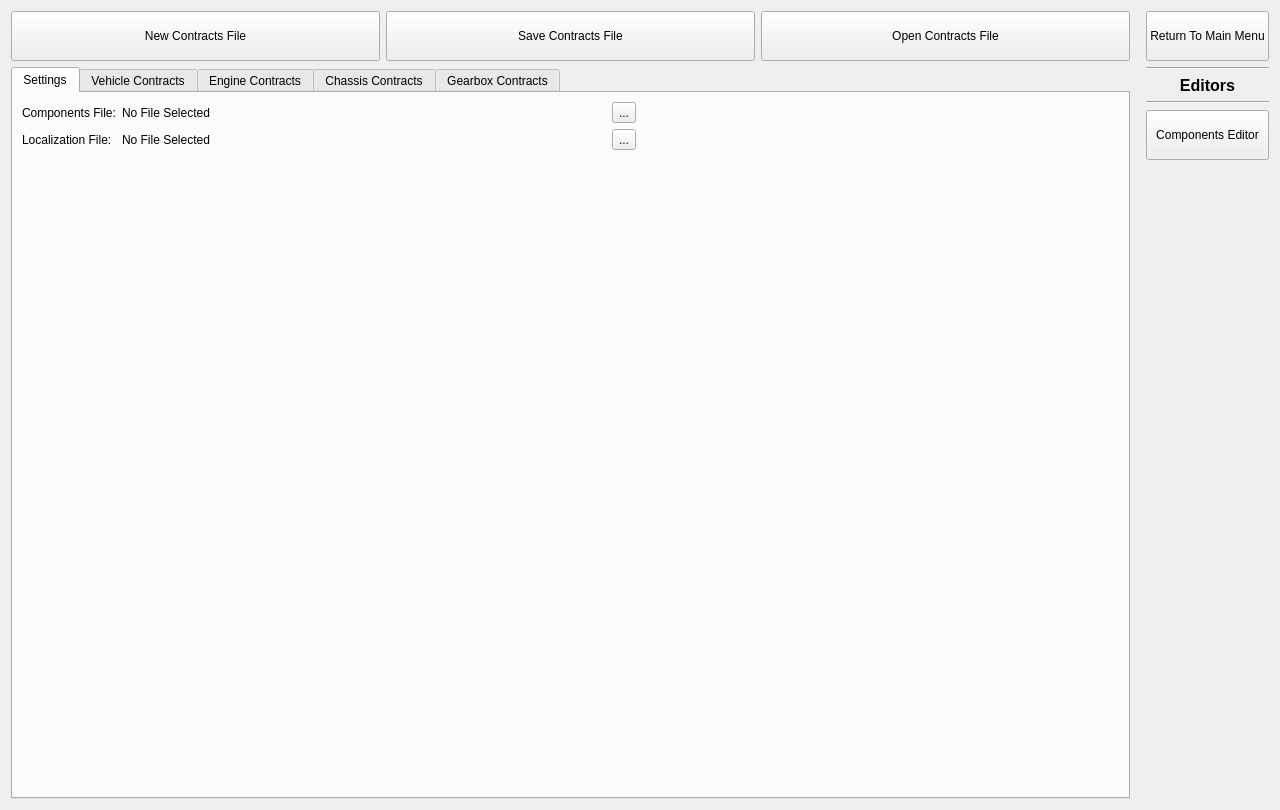
Old version of the form ContractInformationEditor.ui in the repository gearcity/GearCity_ModTools.
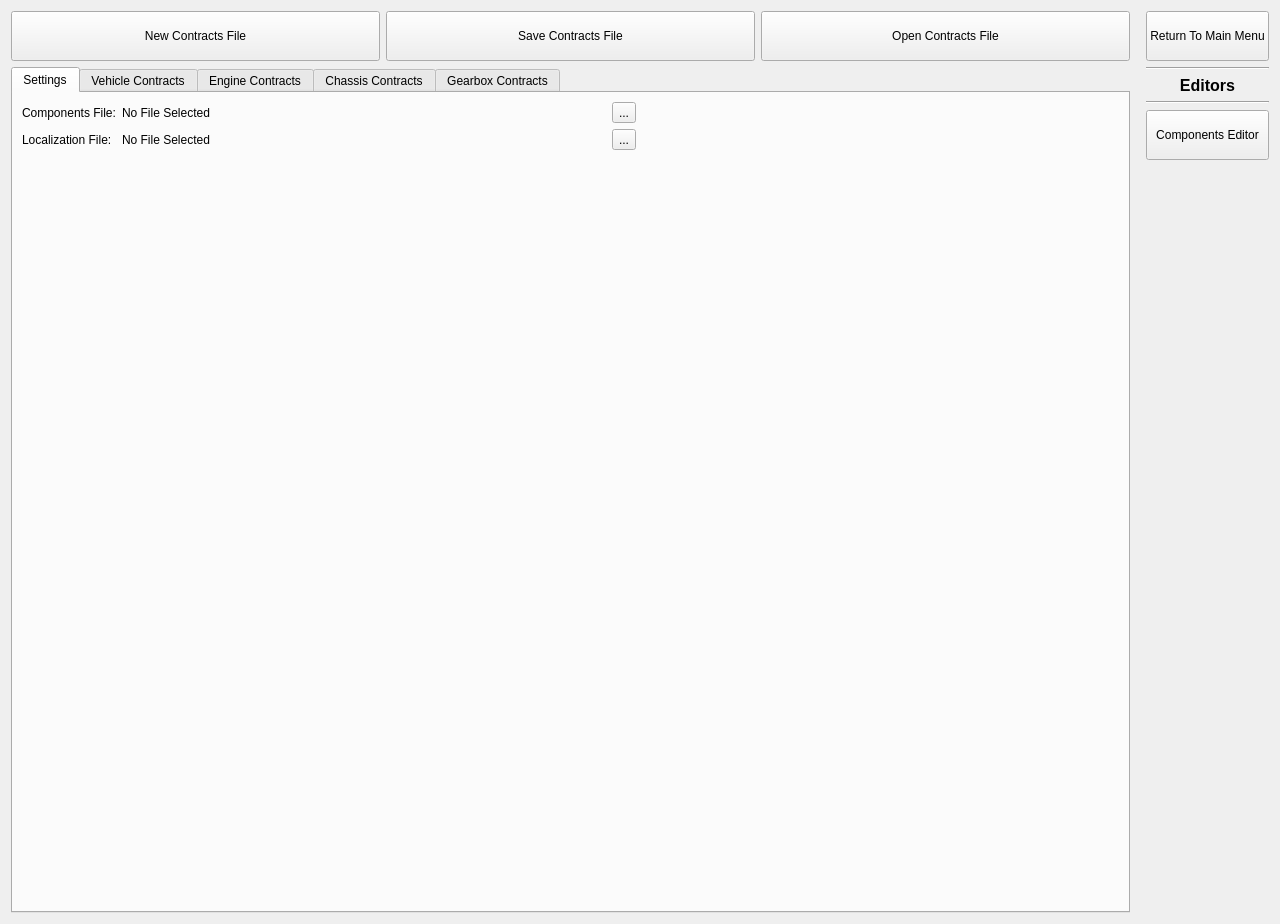
New version of the form.

What changed in the file:
```diff
--- a/ContractInformationEditor.ui
+++ b/ContractInformationEditor.ui
@@ -10,7 +10,7 @@
     <x>0</x>
     <y>0</y>
     <width>1280</width>
-    <height>765</height>
+    <height>924</height>
    </rect>
   </property>
   <property name="windowTitle">
```
